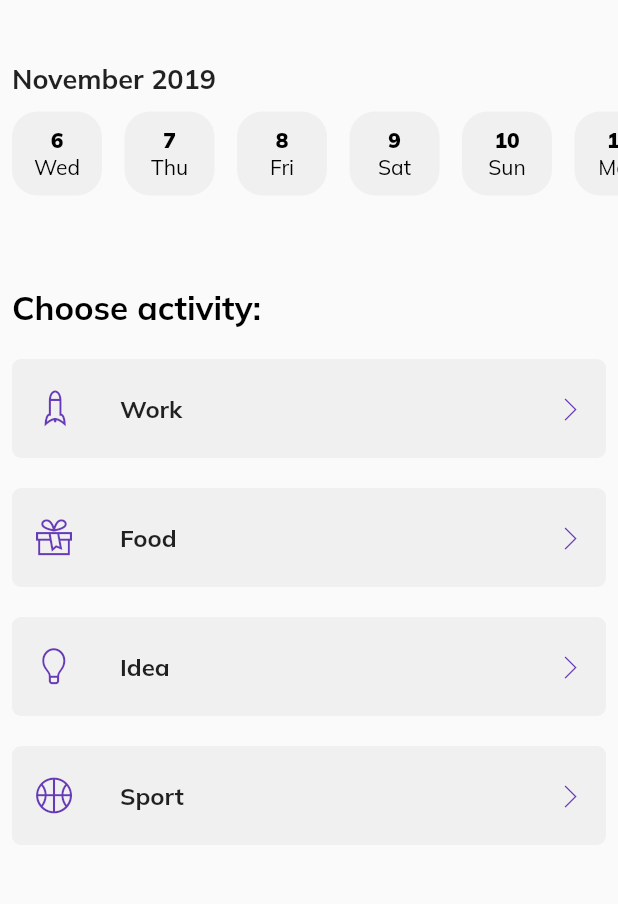
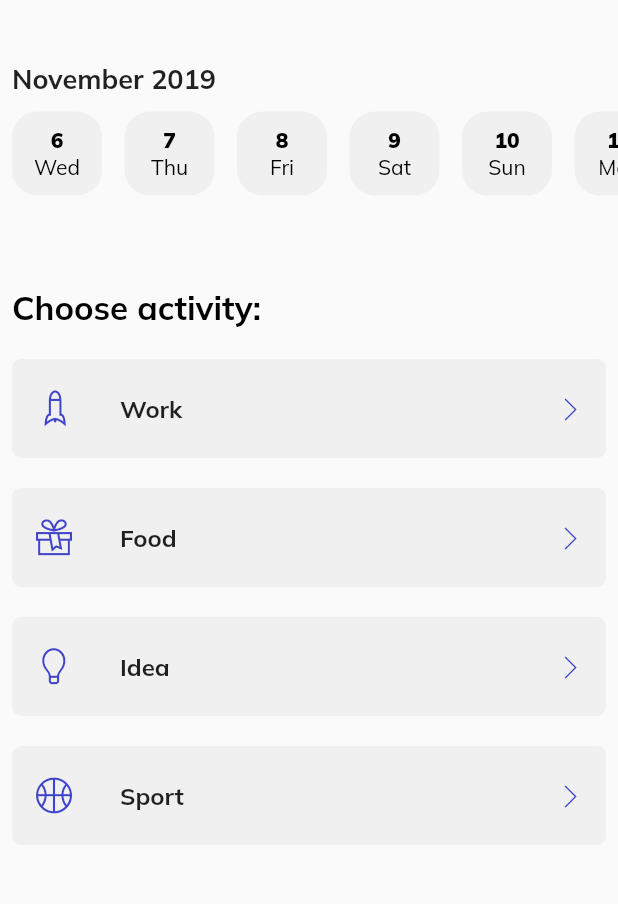
Before and after one commit to ikeohachidi/Task-App, a Flutter app: the screen it shows after launch, on a phone screen of 412 x 824 dp, the part 64-968 px from its top. Run offline on Flutter 3.47's test engine with Material 2 defaults, Android fonts, the phone set to English and light mode, and no system bars.

Commit message:
updated icons and text to use themes primaryColor

```diff
--- a/lib/widgets/activityList.dart
+++ b/lib/widgets/activityList.dart
@@ -22,7 +22,7 @@ List<Widget> activities(BuildContext context) {
             borderRadius: BorderRadius.all(Radius.circular(6))
           ),
           child: ListTile(
-            leading: Icon(content[x]['icon'], color: Colors.deepPurple,),
+            leading: Icon(content[x]['icon'], color: Theme.of(context).primaryColor,),
             title: Text(
               '$x',
               style: TextStyle(
@@ -31,7 +31,7 @@ List<Widget> activities(BuildContext context) {
             ),
             trailing: Icon(
               Themify.angle_right,
-              color: Colors.deepPurple,
+              color: Theme.of(context).primaryColor,
               size: 16
             ),
             onTap: () {
```
